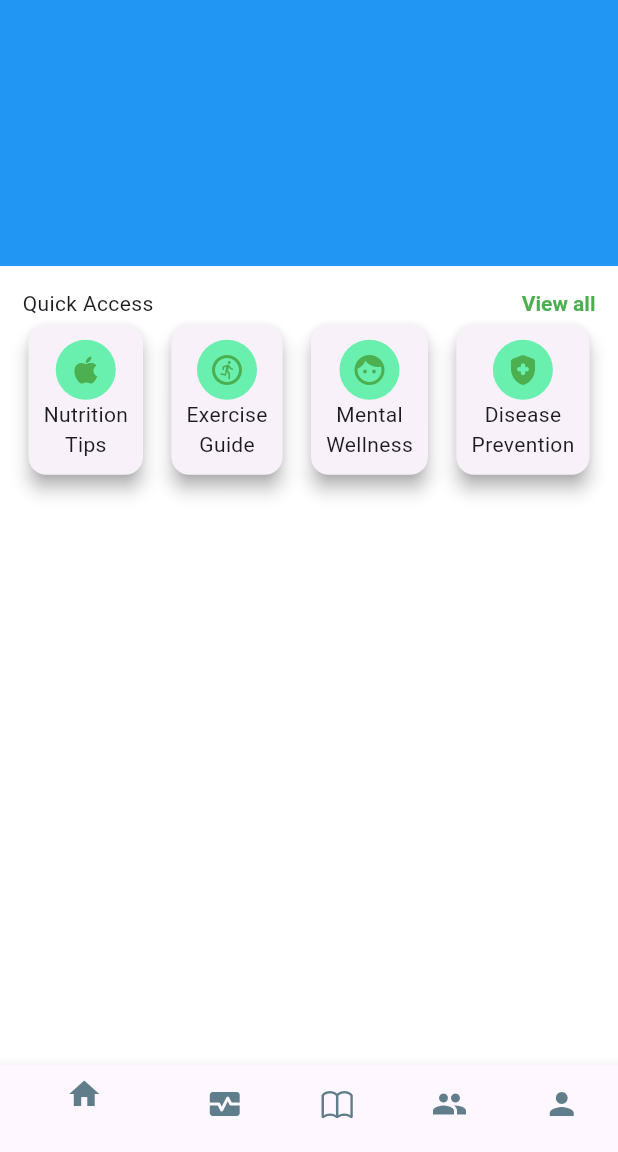
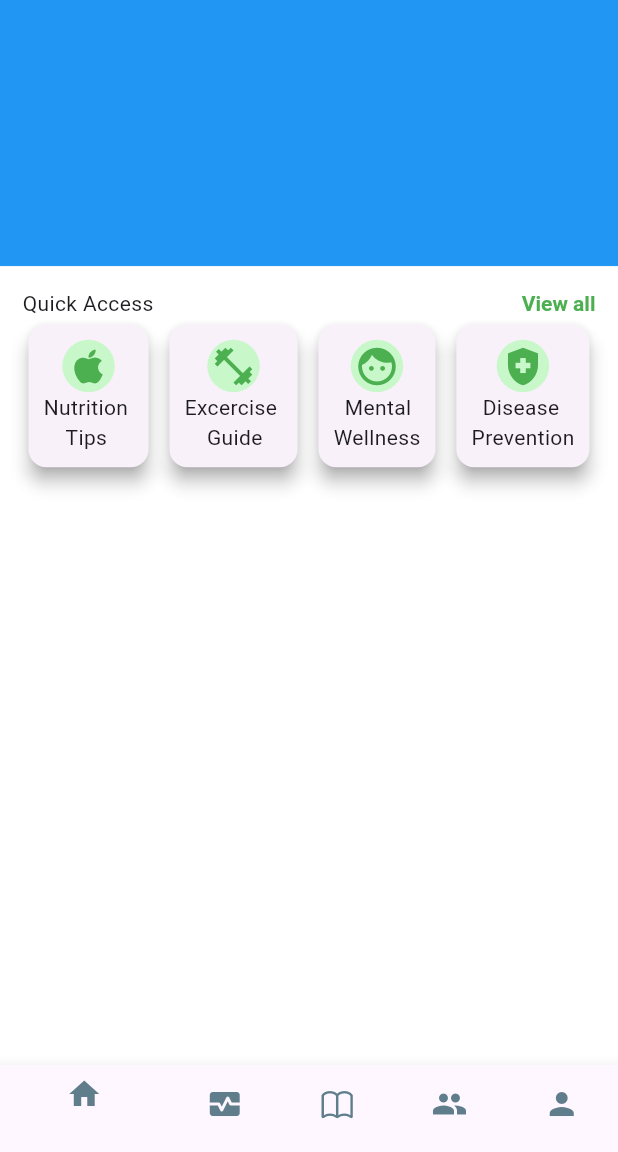
Before and after one commit to rathodfalguni52-oss/Health_Awareness_App, a Flutter app: the screen it shows after launch, on a phone screen of 412 x 824 dp, the part 84-1236 px from its top. Run offline on Flutter 3.47's test engine with Material 3 defaults, Android fonts, the phone set to English and light mode, and no system bars.

Commit message:
Added funtions to minimize code and increase code reusability

```diff
--- a/lib/main.dart
+++ b/lib/main.dart
@@ -156,84 +156,19 @@ class _MyHomePageState extends State<MyHomePage> {
                                   Navigator.push(context, MaterialPageRoute(builder: (context)=>NutritionTips())
                                   );
                                 },
-                                child: Card(//nutrition tip
-                                    shadowColor: Colors.grey,
-                                    elevation: 5,
-                                    child: Padding(padding: EdgeInsetsGeometry.only(right: 10,left: 10,top: 10,bottom: 10),
-                                      child: Column(
-                                        children: [
-                                          CircleAvatar(
-                                            child: Icon(Icons.apple,color: Colors.green,),
-                                            backgroundColor: Colors.greenAccent,
-                                          ),
-                                          // SizedBox(height: 10),
-                                          Text("Nutrition"),
-                                          Text("Tips")
-                                        ],
-                                      ),
-                                    )
-                                ),
+                                child:tabs('Nutrition \n    Tips',Icons.apple )
                               ),
-                              Card(//Excercise Guide
-                                  shadowColor: Colors.grey,
-                                  elevation: 5,
-                                  child: Padding(padding: EdgeInsetsGeometry.only(right: 10,left: 10,top: 10,bottom: 10),
-                                    child: Column(
-                                      children: [
-                                        CircleAvatar(
-                                          child: Icon(Icons.run_circle_outlined,color: Colors.green,),
-                                          backgroundColor: Colors.greenAccent,
-                                        ),
-                                        // SizedBox(height: 3),
-                                        Text("Exercise"),
-                                        Text("Guide")
-                                      ],
-                                    ),
-                                  )
-                              ),
-                              Card(//mental wellness
-                                  shadowColor: Colors.grey,
-                                  elevation: 5,
-                                  child: Padding(padding: EdgeInsetsGeometry.only(right: 10,left: 10,top: 10,bottom: 10),
-                                    child: Column(
-                                      children: [
-                                        CircleAvatar(
-                                          child: Icon(Icons.face,color: Colors.green,),
-                                          backgroundColor: Colors.greenAccent,
-                                        ),
-                                        // SizedBox(height: 5),
-                                        Text("Mental"),
-                                        Text("Wellness")
-                                      ],
-                                    ),
-                                  )
-                              ),
+                              tabs('Excercise \n    Guide', Icons.fitness_center),
+                              tabs('  Mental\nWellness', Icons.face),
                               InkWell(
                                 onTap: (){
                                   Navigator.push(context, MaterialPageRoute(builder: (context)=>DiseasePrevention())
                                   );
                                 },
-                                child: Card(//disease prevention
-                                    shadowColor: Colors.grey,
-                                    elevation: 5,
-                                    child: Padding(padding: EdgeInsetsGeometry.only(right: 10,left: 10,top: 10,bottom: 10),
-                                      child: Column(
-                                        children: [
-                                          CircleAvatar(
-                                            child: Icon(Icons.health_and_safety_rounded,color: Colors.green,),
-                                            backgroundColor: Colors.greenAccent,
-                                          ),
-                                          // SizedBox(height: 10),
-                                          Text("Disease"),
-                                          Text("Prevention")
-                                        ],
-                                      ),
-                                    )
-                                ),
+                                child: tabs('  Disease\nPrevention', Icons.health_and_safety)
                               ),
                             ],
                           ),
-
                         ],
                       ),
                     )
@@ -247,4 +182,30 @@ class _MyHomePageState extends State<MyHomePage> {
       )
     );
   }
+  Widget tabs(String name,IconData icon)
+  {
+    return Card(
+      shadowColor: Colors.grey,
+      elevation: 5,
+      child:Padding(padding: EdgeInsetsGeometry.only(right: 10,left: 10,top: 10,bottom: 10),
+        child: Column(
+          mainAxisAlignment: MainAxisAlignment.center,
+        children: [
+          Container(
+            child: Icon(icon,
+            color: Colors.green,
+            size: 30),
+            height: 35,
+            width: 35,
+            decoration: BoxDecoration(
+                color: Color(0xFFC8F8CA),
+                borderRadius: BorderRadiusGeometry.circular(20)
+            ),
+          ),
+          Text(name)
+        ],
+      ),
+      )
+    );
+  }
 }
```
Also changed, not shown: lib/VaccinationAwareness.dart (+17 -32 lines).
